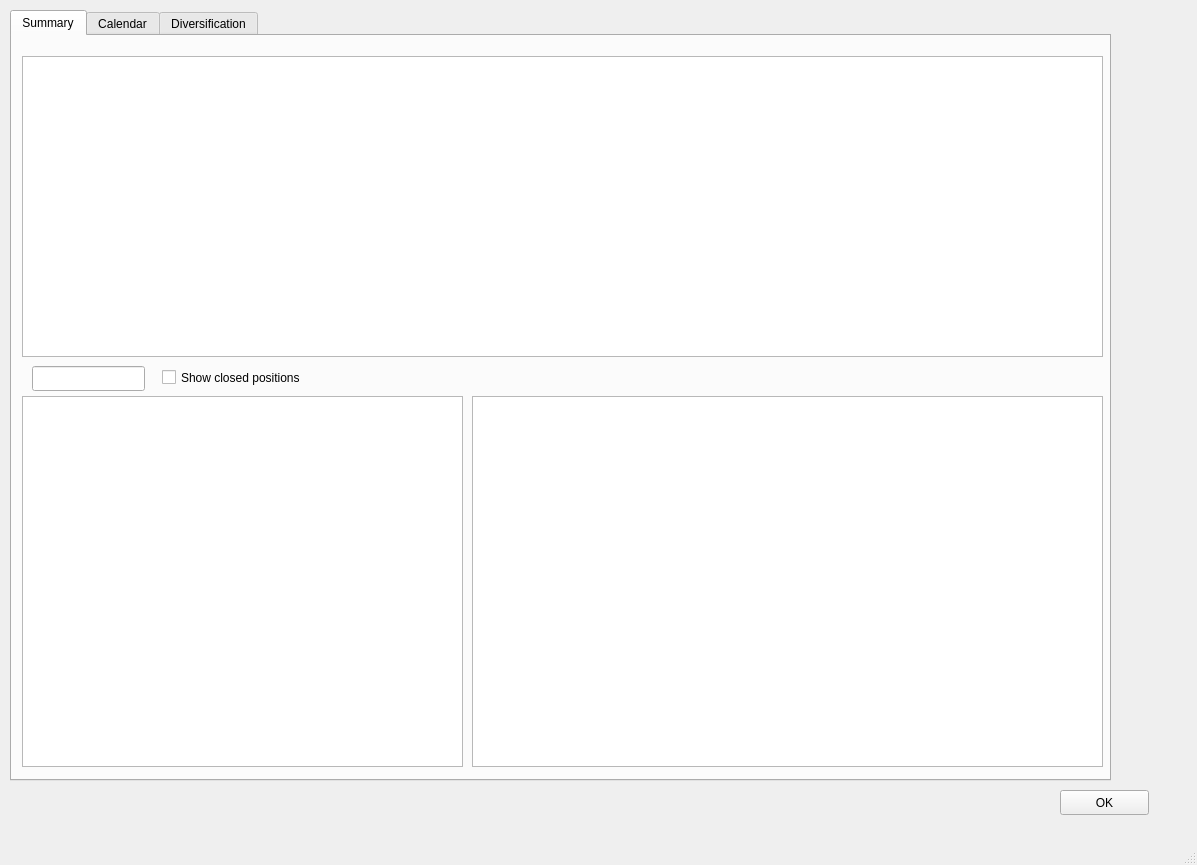
First picture: the form in divui.ui, repository neeraavi/pydiv, before the edit.
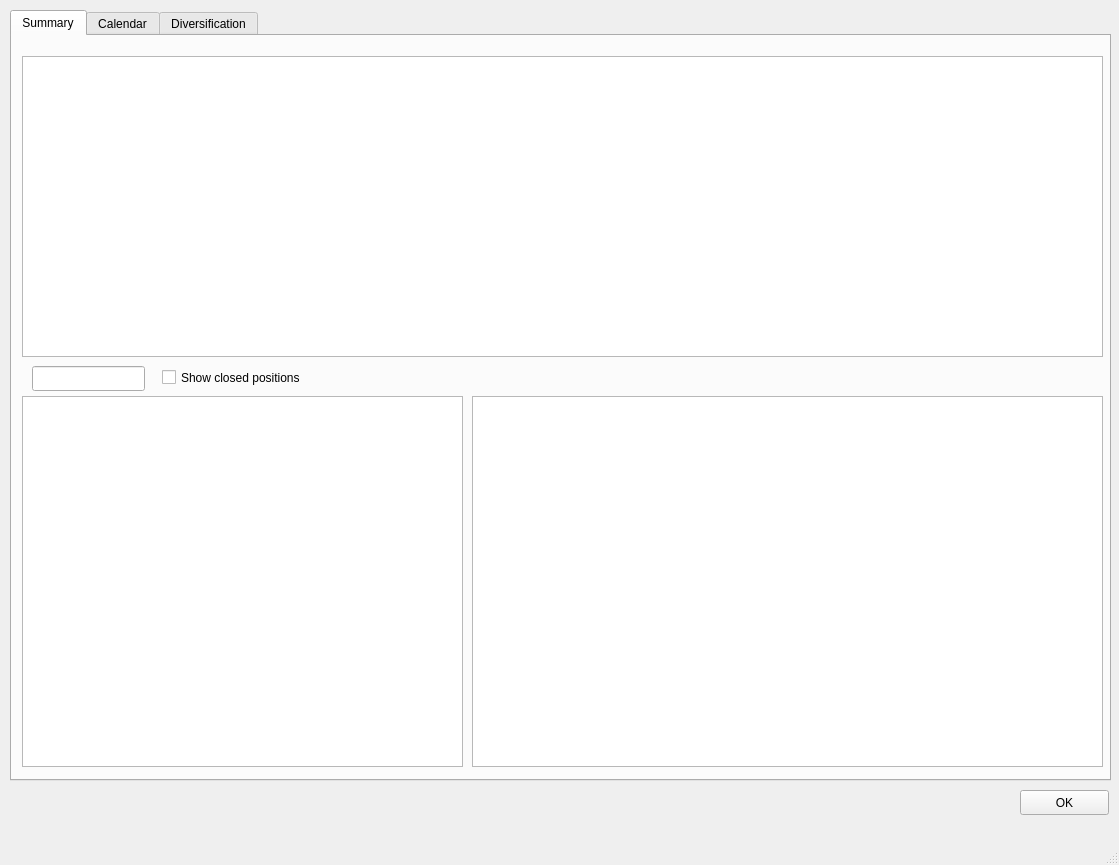
Second picture: the form after the edit.

Patch:
```diff
--- a/divui.ui
+++ b/divui.ui
@@ -6,7 +6,7 @@
    <rect>
     <x>0</x>
     <y>0</y>
-    <width>1197</width>
+    <width>1119</width>
     <height>865</height>
    </rect>
   </property>
@@ -325,7 +325,7 @@
    <widget class="QPushButton" name="btn_1">
     <property name="geometry">
      <rect>
-      <x>1060</x>
+      <x>1020</x>
       <y>790</y>
       <width>89</width>
       <height>25</height>
```
Left out of the diff: 18 changed lines with no effect on the pictures.
